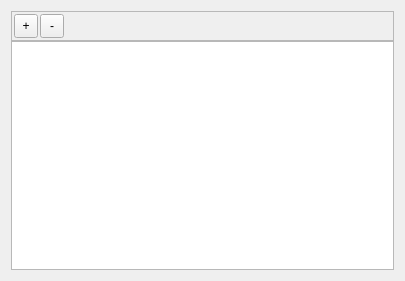
Before: the Qt Designer form src/app/preferences/pages/gt_moduledirectoriestab.ui in dlr-gtlab/gtlab-core, drawn with Qt 5.
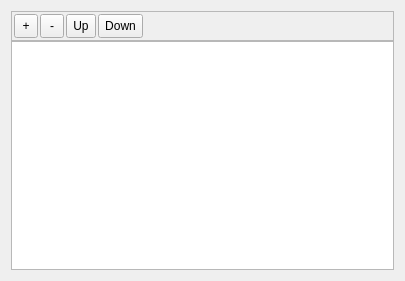
After: the same form once the commit is applied. Icons and pictures are not drawn.

What changed in the file:
```diff
--- a/src/app/preferences/pages/gt_moduledirectoriestab.ui
+++ b/src/app/preferences/pages/gt_moduledirectoriestab.ui
@@ -100,6 +100,62 @@
         </property>
        </widget>
       </item>
+      <item>
+       <widget class="QToolButton" name="btnMoveUp">
+        <property name="sizePolicy">
+         <sizepolicy hsizetype="Preferred" vsizetype="Preferred">
+          <horstretch>0</horstretch>
+          <verstretch>0</verstretch>
+         </sizepolicy>
+        </property>
+        <property name="minimumSize">
+         <size>
+          <width>24</width>
+          <height>24</height>
+         </size>
+        </property>
+        <property name="baseSize">
+         <size>
+          <width>32</width>
+          <height>32</height>
+         </size>
+        </property>
+        <property name="text">
+         <string>Up</string>
+        </property>
+        <property name="icon">
+         <iconset theme="QIcon::ThemeIcon::GoUp"/>
+        </property>
+       </widget>
+      </item>
+      <item>
+       <widget class="QToolButton" name="btnMoveDown">
+        <property name="sizePolicy">
+         <sizepolicy hsizetype="Preferred" vsizetype="Preferred">
+          <horstretch>0</horstretch>
+          <verstretch>0</verstretch>
+         </sizepolicy>
+        </property>
+        <property name="minimumSize">
+         <size>
+          <width>24</width>
+          <height>24</height>
+         </size>
+        </property>
+        <property name="baseSize">
+         <size>
+          <width>32</width>
+          <height>32</height>
+         </size>
+        </property>
+        <property name="text">
+         <string>Down</string>
+        </property>
+        <property name="icon">
+         <iconset theme="QIcon::ThemeIcon::GoDown"/>
+        </property>
+       </widget>
+      </item>
       <item>
        <spacer name="horizontalSpacer">
         <property name="orientation">
```
